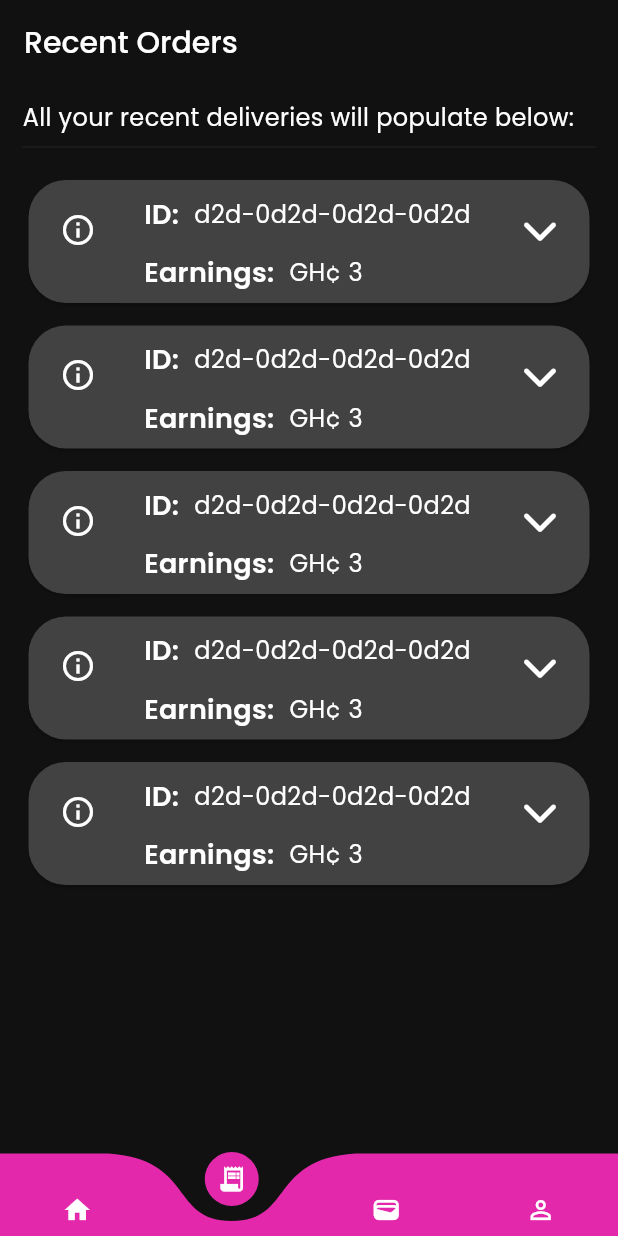
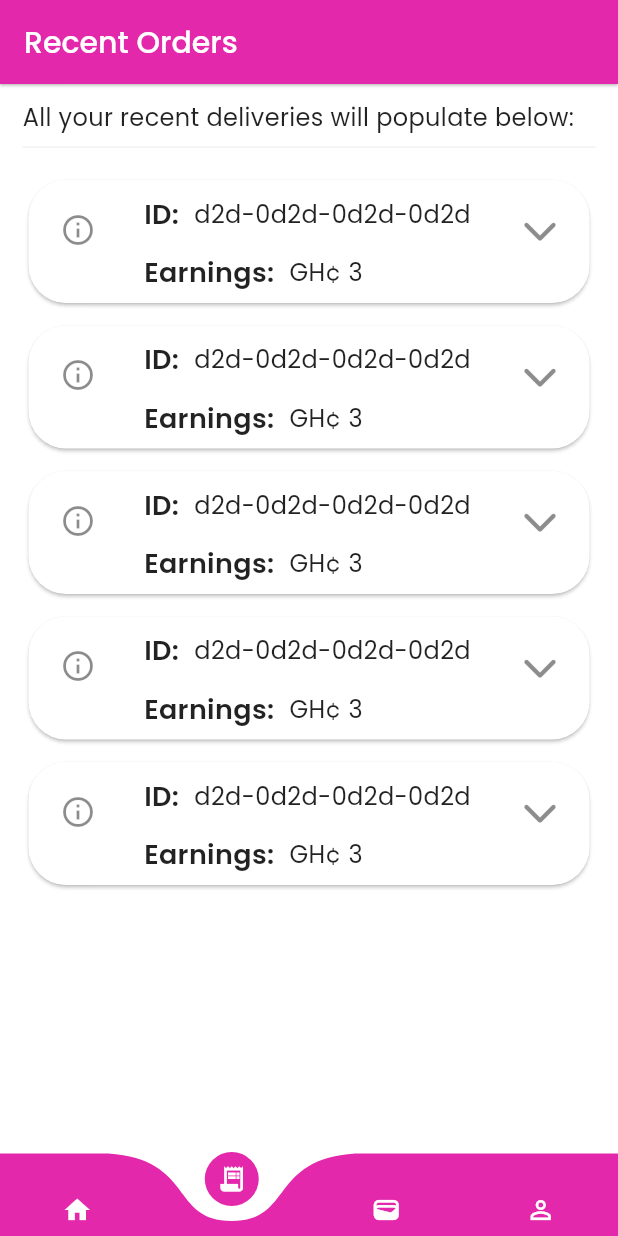
Before and after one commit to georonathan47/riders, a Flutter app: the screen it shows after launch, item 2 of the bottom bar chosen, on a phone screen of 412 x 824 dp. Run offline on Flutter 3.47's test engine with Material 2 defaults, Android fonts, the light colour scheme and no system bars; drawn by our look-alikes of curved_navigation_bar; our stand-ins replace avatar_glow, bloc, equatable, flex_color_scheme, flutter_bloc, font_awesome_flutter and 1 more; missing offline and left inert: achievement_view, platform_maps_flutter; statements that could not run were skipped.

Commit message:
✨ new features

```diff
--- a/lib/core/constants/widgetFunctions.dart
+++ b/lib/core/constants/widgetFunctions.dart
@@ -19,12 +19,13 @@ AppBar appBar(String title) {
       title,
       style: GoogleFonts.poppins(),
     ),
+    elevation: .75,
   );
 }
 
 AppBar appBarWithLeading(String title, {Function? onPressed}) {
   return AppBar(
-    backgroundColor: Colors.white,
+    // backgroundColor: Colors.white,
     elevation: 0.75,
     leading: Builder(
       builder: (context) => IconButton(
--- a/lib/main.dart
+++ b/lib/main.dart
@@ -15,13 +15,14 @@ class Riders extends StatelessWidget {
   @override
   Widget build(BuildContext context) {
     return MaterialApp(
-      themeMode: ThemeMode.dark,
+      themeMode: ThemeMode.light,
       theme: FlexColorScheme.light(
         colors: lightTheme,
         useMaterial3ErrorColors: true,
       ).toTheme,
       darkTheme: FlexColorScheme.dark(
         colors: lightTheme.toDark(),
+        background: Color.fromARGB(255, 0, 0, 0),
         useMaterial3ErrorColors: true,
       ).toTheme,
       home: const SplashScreen(),
```
Also changed, not shown: lib/features/DrawerScreens/presentation/pages/friend.dart (added, +18 -0 lines), lib/features/Generic/drawer.dart (+8 -1 lines), lib/features/Index/presentation/pages/Homepage.dart (+8 -5 lines).
